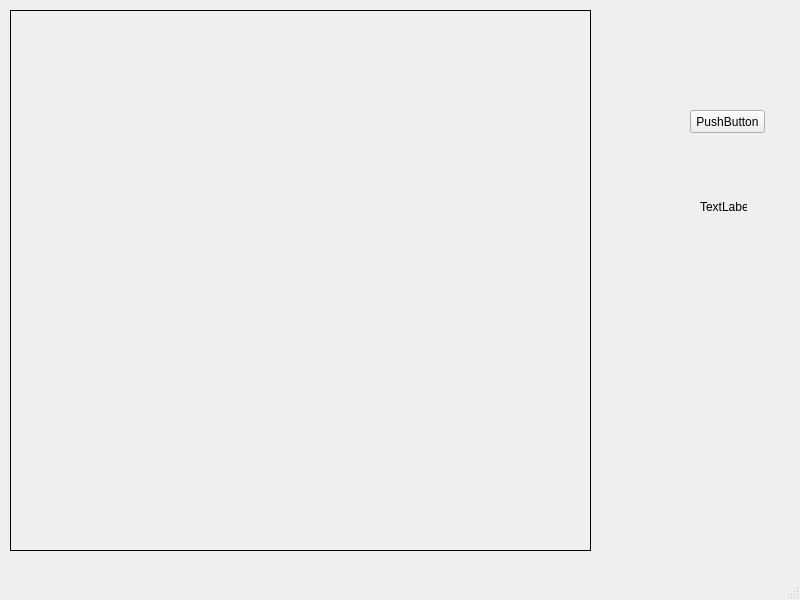
This is 2/ui/ui.ui in Sergkon99/computer-graphics as Qt 5 draws it before an edit. The edited form follows.
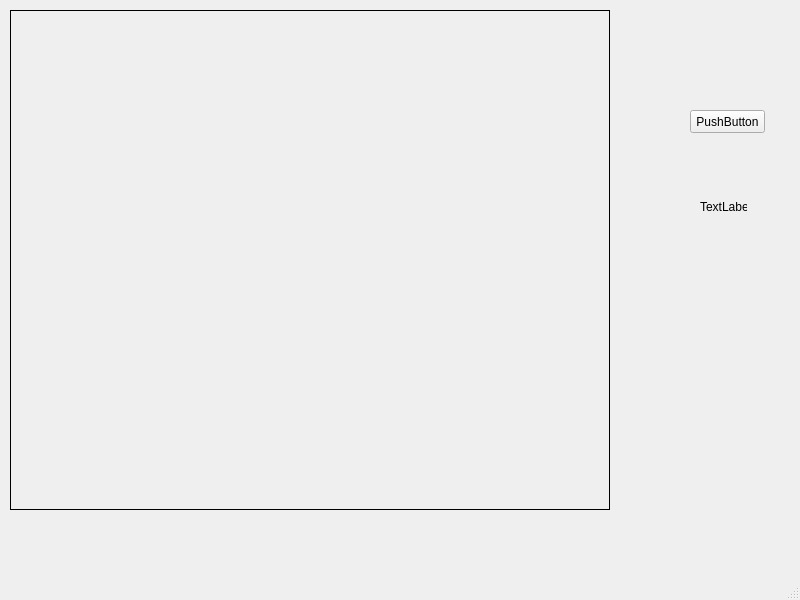
This is the edited form.

```diff
--- a/2/ui/ui.ui
+++ b/2/ui/ui.ui
@@ -45,8 +45,8 @@
      <rect>
       <x>10</x>
       <y>10</y>
-      <width>581</width>
-      <height>541</height>
+      <width>600</width>
+      <height>500</height>
      </rect>
     </property>
     <property name="frameShape">
```
